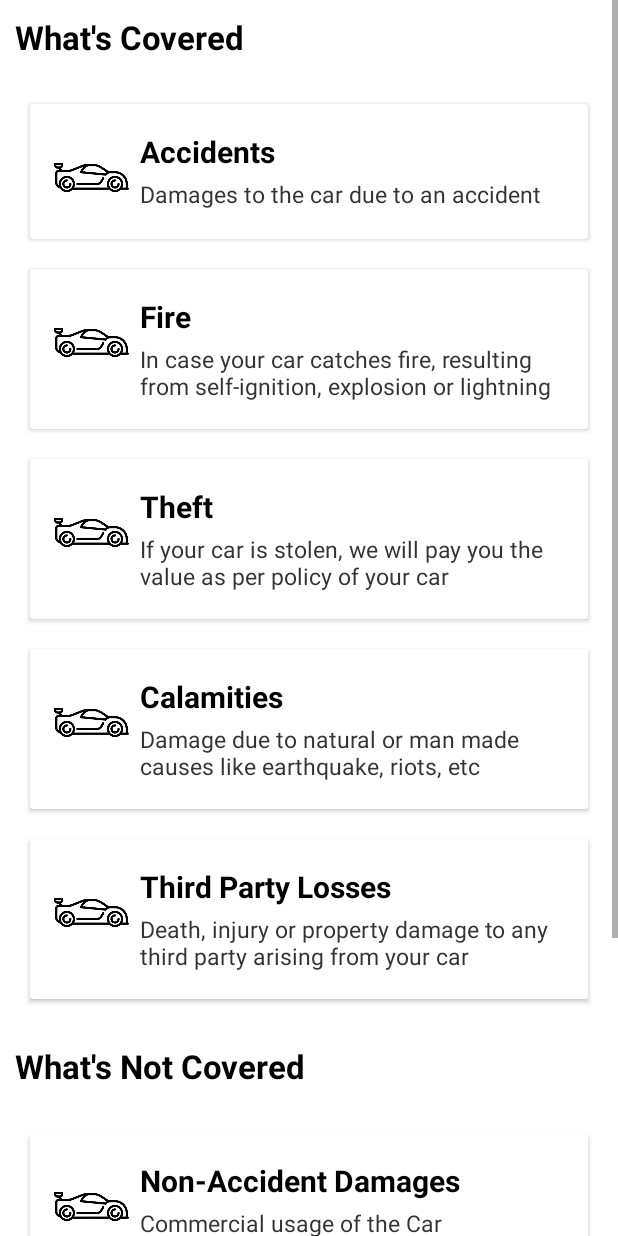
After one commit to ShreyasBhagwat/Insurance-App, an Android app: the BuyPolicyActivity screen opened directly, with no data from a screen before it, on a phone screen of 412 x 824 dp. The commit adds this screen. Run offline under Robolectric (Android 15) with nearby library versions, the phone set to English and light mode, and no system bars; 1 statement that could not run was skipped.

Commit message:
Buy feature added

```diff
--- /dev/null
+++ b/app/src/main/java/com/example/insurance_app/BuyPolicyActivity.kt
@@ -0,0 +1,32 @@
+package com.example.insurance_app
+
+import android.content.Intent
+import android.os.Bundle
+import android.widget.Button
+import android.widget.TextView
+import android.widget.Toast
+import androidx.appcompat.app.AppCompatActivity
+
+class BuyPolicyActivity : AppCompatActivity() {
+    override fun onCreate(savedInstanceState: Bundle?) {
+        super.onCreate(savedInstanceState)
+        setContentView(R.layout.activity_buy_policy)
+        var cutPrice:TextView=findViewById(R.id.cutPrice)
+        val offerPrice:TextView=findViewById(R.id.actualPrice)
+        val buyButton:Button=findViewById(R.id.Buy)
+
+
+        var i:Intent=intent
+        var str = i.getStringExtra("ActualPrice")
+        str= str?.subSequence(1,str.length).toString()
+        var number: Int = str?.toInt() ?: 0
+        number = (number+ number.times(0.4)).toInt()
+        cutPrice.text=number.toString()
+        offerPrice.text=str
+
+        buyButton.setOnClickListener{
+            Toast.makeText(this, "Thank you for choosing this policy", Toast.LENGTH_LONG).show()
+            startActivity(Intent(this,UserDashboardActivity::class.java).addFlags(Intent.FLAG_ACTIVITY_CLEAR_TOP))
+        }
+    }
+}
--- a/app/src/main/java/com/example/insurance_app/PolicyList.kt
+++ b/app/src/main/java/com/example/insurance_app/PolicyList.kt
@@ -18,13 +18,10 @@ import com.example.insurance_app.data.viewmodel.InsuranceViewModel
 import com.google.android.material.bottomsheet.BottomSheetDialog
 
 class PolicyList : AppCompatActivity() {
-    private lateinit var seeMore:Button
     lateinit var recyclerView: RecyclerView
 
     private lateinit var data:LiveData<List<Policy>>
     var PolicyList1:List<Policy> = mutableListOf<Policy>()
-
-
 
     override fun onCreate(savedInstanceState: Bundle?) {
         super.onCreate(savedInstanceState)
@@ -34,41 +31,16 @@ class PolicyList : AppCompatActivity() {
 
         recyclerView.layoutManager=LinearLayoutManager(this)
 
-/*
-UserDA= UserDashboardActivity()
-vm =
-UserDA.vm
-dataList= UserDA.passInstance()
-viewModel.usersList
-*/
-
         data = ViewModelProvider(this)[InsuranceViewModel::class.java].getAllPolicies()
-
-
 
         data.observe(this, Observer {
             PolicyList1= it
             Log.d("Data3",PolicyList1.toString())
             val adapter=ViewAdapter(PolicyList1)
             recyclerView.adapter=adapter
-
-
         })
 
         Log.d("User Datalist-1",PolicyList1.toString())
 
-
-
-
-
-
-       seeMore=findViewById(R.id.seeMore)
-       seeMore.setOnClickListener{
-           val view = layoutInflater.inflate(R.layout.detail_policy_drawer, null)
-           val dialog = BottomSheetDialog(this)
-           dialog.setCancelable(true)
-           dialog.setContentView(view)
-           dialog.show()
-       }
     }
 }
--- a/app/src/main/java/com/example/insurance_app/ViewModels/ViewAdapter.kt
+++ b/app/src/main/java/com/example/insurance_app/ViewModels/ViewAdapter.kt
@@ -1,20 +1,30 @@
 package com.example.insurance_app.ViewModels
 
 
+import android.app.Activity
+import android.content.Context
+import android.content.Intent
+import android.content.SharedPreferences
 import android.util.Log
 import android.view.LayoutInflater
 import android.view.View
 import android.view.ViewGroup
+import android.widget.Button
 import android.widget.TextView
+import androidx.appcompat.app.AppCompatActivity
 import androidx.recyclerview.widget.RecyclerView
+import com.example.insurance_app.BuyPolicyActivity
+import com.example.insurance_app.PolicyList
 import com.example.insurance_app.R
 import com.example.insurance_app.data.entity.Policy
-
-
+import com.google.android.material.bottomsheet.BottomSheetDialog
+import kotlin.math.roundToInt
 
 
 class ViewAdapter(var data:List<Policy>): RecyclerView.Adapter<ViewAdapter.ViewHolder>() {
 
+    lateinit var sharedPreferences: SharedPreferences
+    lateinit var sharedPreferencesEditor: SharedPreferences.Editor
     class ViewHolder (view:View):RecyclerView.ViewHolder(view){
 
 
@@ -44,9 +54,21 @@ class ViewAdapter(var data:List<Policy>): RecyclerView.Adapter<ViewAdapter.ViewH
         val dataList = data[position]
         Log.d("DataList",dataList.toString())
         holder.policyName.text=dataList.policyProvider
-        holder.policyValidity.text=dataList.policyValidity.toString()
+        holder.policyValidity.text=dataList.policyValidity.toString()+" Months"
         holder.policyType.text=dataList.policyType
-        holder.policyPrice.text=dataList.price.toString()
+        holder.policyPrice.text="₹"+dataList.price.roundToInt().toString()
+        holder.itemView.findViewById<Button>(R.id.priceButton).setOnClickListener {
+            val context = it.context
+            var intent = Intent(it.context, BuyPolicyActivity::class.java)
+            intent.putExtra("ActualPrice",holder.policyPrice.text)
+            intent.putExtra("PolicyPosition",position)
+            sharedPreferences=context.getSharedPreferences("PolicyBuy",
+                AppCompatActivity.MODE_PRIVATE
+            )
+            sharedPreferencesEditor=sharedPreferences.edit()
+
+            it.context.startActivity(intent)
+        }
 
     }
     override fun getItemCount() = data.size
--- /dev/null
+++ b/app/src/main/res/layout/activity_buy_policy.xml
@@ -0,0 +1,406 @@
+<?xml version="1.0" encoding="utf-8"?>
+<ScrollView
+    xmlns:android="http://schemas.android.com/apk/res/android"
+    android:layout_width="match_parent"
+    android:layout_height="match_parent">
+    <LinearLayout
+        android:layout_width="match_parent"
+        android:layout_height="match_parent"
+        android:orientation="vertical"
+        android:scrollbars="vertical">
+        <TextView
+            android:layout_width="match_parent"
+            android:layout_height="wrap_content"
+            android:text="What's Covered"
+            android:layout_margin="10dp"
+            android:textSize="22dp"
+            android:textColor="@color/black"
+            android:textStyle="bold"/>
+
+        <LinearLayout
+            android:layout_width="wrap_content"
+            android:layout_height="wrap_content"
+            android:padding="10dp"
+            android:orientation="vertical">
+            <androidx.cardview.widget.CardView
+                android:layout_width="match_parent"
+                android:layout_height="wrap_content"
+                android:elevation="8dp"
+                android:layout_margin="10dp">
+
+                <LinearLayout
+                    android:layout_width="match_parent"
+                    android:layout_height="wrap_content"
+                    android:orientation="horizontal"
+                    android:padding="16dp">
+
+                    <ImageView
+                        android:layout_width="50dp"
+                        android:layout_height="50dp"
+                        android:src="@drawable/carimage"
+                        android:scaleType="centerCrop"
+                        android:layout_marginTop="8dp"/>
+                    <LinearLayout
+                        android:layout_width="wrap_content"
+                        android:layout_height="wrap_content"
+                        android:orientation="vertical">
+                        <TextView
+                            android:layout_width="match_parent"
+                            android:layout_height="wrap_content"
+                            android:text="Accidents"
+                            android:layout_margin="2dp"
+                            android:paddingLeft="5dp"
+                            android:textSize="20sp"
+                            android:textStyle="bold"
+                            android:textColor="#000000"/>
+
+                        <TextView
+                            android:layout_width="match_parent"
+                            android:layout_height="wrap_content"
+                            android:text="Damages to the car due to an accident"
+                            android:textSize="15sp"
+                            android:textColor="#333333"
+                            android:layout_margin="2dp"
+                            android:paddingLeft="5dp"/>
+                    </LinearLayout>
+
+                </LinearLayout>
+
+            </androidx.cardview.widget.CardView>
+
+            <androidx.cardview.widget.CardView
+                android:layout_width="match_parent"
+                android:layout_height="wrap_content"
+                android:elevation="8dp"
+                android:layout_margin="10dp">
+
+                <LinearLayout
+                    android:layout_width="match_parent"
+                    android:layout_height="wrap_content"
+                    android:orientation="horizontal"
+                    android:padding="16dp">
+
+                    <ImageView
+                        android:layout_width="50dp"
+                        android:layout_height="50dp"
+                        android:src="@drawable/carimage"
+                        android:scaleType="centerCrop"
+                        android:layout_marginTop="8dp"/>
+                    <LinearLayout
+                        android:layout_width="wrap_content"
+                        android:layout_height="wrap_content"
+                        android:orientation="vertical">
+                        <TextView
+                            android:layout_width="match_parent"
+                            android:layout_height="wrap_content"
+                            android:text="Fire"
+                            android:layout_margin="2dp"
+                            android:paddingLeft="5dp"
+                            android:textSize="20sp"
+                            android:textStyle="bold"
+                            android:textColor="#000000"/>
+
+                        <TextView
+                            android:layout_width="match_parent"
+                            android:layout_height="wrap_content"
+                            android:text="In case your car catches fire, resulting from self-ignition, explosion or lightning"
+                            android:textSize="15sp"
+                            android:textColor="#333333"
+                            android:layout_margin="2dp"
+                            android:paddingLeft="5dp"/>
+                    </LinearLayout>
+
+                </LinearLayout>
+
+            </androidx.cardview.widget.CardView>
+
+            <androidx.cardview.widget.CardView
+                android:layout_width="match_parent"
+                android:layout_height="wrap_content"
+                android:elevation="8dp"
+                android:layout_margin="10dp">
+
+                <LinearLayout
+                    android:layout_width="match_parent"
+                    android:layout_height="wrap_content"
+                    android:orientation="horizontal"
+                    android:padding="16dp">
+
+                    <ImageView
+                        android:layout_width="50dp"
+                        android:layout_height="50dp"
+                        android:src="@drawable/carimage"
+                        android:scaleType="centerCrop"
+                        android:layout_marginTop="8dp"/>
+                    <LinearLayout
+                        android:layout_width="wrap_content"
+                        android:layout_height="wrap_content"
+                        android:orientation="vertical">
+                        <TextView
+                            android:layout_width="match_parent"
+                            android:layout_height="wrap_content"
+                            android:text="Theft"
+                            android:layout_margin="2dp"
+                            android:paddingLeft="5dp"
+                            android:textSize="20sp"
+                            android:textStyle="bold"
+                            android:textColor="#000000"/>
+
+                        <TextView
+                            android:layout_width="match_parent"
+                            android:layout_height="wrap_content"
+                            android:text="If your car is stolen, we will pay you the value as per policy of your car"
+                            android:textSize="15sp"
+                            android:textColor="#333333"
+                            android:layout_margin="2dp"
+                            android:paddingLeft="5dp"/>
+                    </LinearLayout>
+
+                </LinearLayout>
+
+            </androidx.cardview.widget.CardView>
+
+            <androidx.cardview.widget.CardView
+                android:layout_width="match_parent"
+                android:layout_height="wrap_content"
+                android:elevation="8dp"
+                android:layout_margin="10dp">
+
+                <LinearLayout
+                    android:layout_width="match_parent"
+                    android:layout_height="wrap_content"
+                    android:orientation="horizontal"
+                    android:padding="16dp">
+
+                    <ImageView
+                        android:layout_width="50dp"
+                        android:layout_height="50dp"
+                        android:src="@drawable/carimage"
+                        android:scaleType="centerCrop"
+                        android:layout_marginTop="8dp"/>
+                    <LinearLayout
+                        android:layout_width="wrap_content"
+                        android:layout_height="wrap_content"
+                        android:orientation="vertical">
+                        <TextView
+                            android:layout_width="match_parent"
+                            android:layout_height="wrap_content"
+                            android:text="Calamities"
+                            android:layout_margin="2dp"
+                            android:paddingLeft="5dp"
+                            android:textSize="20sp"
+                            android:textStyle="bold"
+                            android:textColor="#000000"/>
+
+                        <TextView
+                            android:layout_width="match_parent"
+                            android:layout_height="wrap_content"
+                            android:text="Damage due to natural or man made causes like earthquake, riots, etc"
+                            android:textSize="15sp"
+                            android:textColor="#333333"
+                            android:layout_margin="2dp"
+                            android:paddingLeft="5dp"/>
+                    </LinearLayout>
+
+                </LinearLayout>
+
+            </androidx.cardview.widget.CardView>
+
+            <androidx.cardview.widget.CardView
+                android:layout_width="match_parent"
+                android:layout_height="wrap_content"
+                android:elevation="8dp"
+                android:layout_margin="10dp">
+
+                <LinearLayout
+                    android:layout_width="match_parent"
+                    android:layout_height="wrap_content"
+                    android:orientation="horizontal"
+                    android:padding="16dp">
+
+                    <ImageView
+                        android:layout_width="50dp"
+                        android:layout_height="50dp"
+                        android:src="@drawable/carimage"
+                        android:scaleType="centerCrop"
+                        android:layout_marginTop="8dp"/>
+                    <LinearLayout
+                        android:layout_width="wrap_content"
+                        android:layout_height="wrap_content"
+                        android:orientation="vertical">
+                        <TextView
+                            android:layout_width="match_parent"
+                            android:layout_height="wrap_content"
+                            android:text="Third Party Losses"
+                            android:layout_margin="2dp"
+                            android:paddingLeft="5dp"
+                            android:textSize="20sp"
+                            android:textStyle="bold"
+                            android:textColor="#000000"/>
+
+                        <TextView
+                            android:layout_width="match_parent"
+                            android:layout_height="wrap_content"
+                            android:text="Death, injury or property damage to any third party arising from your car"
+                            android:textSize="15sp"
+                            android:textColor="#333333"
+                            android:layout_margin="2dp"
+                            android:paddingLeft="5dp"/>
+                    </LinearLayout>
+
+                </LinearLayout>
+
+            </androidx.cardview.widget.CardView>
+        </LinearLayout>
+
+        <TextView
+            android:layout_width="match_parent"
+            android:layout_height="wrap_content"
+            android:text="What's Not Covered"
+            android:layout_margin="10dp"
+            android:textSize="22dp"
+            android:textColor="@color/black"
+            android:textStyle="bold"/>
+
+        <LinearLayout
+            android:layout_width="wrap_content"
+            android:layout_height="wrap_content"
+            android:padding="10dp"
+            android:orientation="vertical">
+            <androidx.cardview.widget.CardView
+                android:layout_width="match_parent"
+                android:layout_height="wrap_content"
+                android:elevation="8dp"
+                android:layout_margin="10dp">
+
+                <LinearLayout
+                    android:layout_width="match_parent"
+                    android:layout_height="wrap_content"
+                    android:orientation="horizontal"
+                    android:padding="16dp">
+
+                    <ImageView
+                        android:layout_width="50dp"
+                        android:layout_height="50dp"
+                        android:src="@drawable/carimage"
+                        android:scaleType="centerCrop"
+                        android:layout_marginTop="8dp"/>
+                    <LinearLayout
+                        android:layout_width="wrap_content"
+                        android:layout_height="wrap_content"
+                        android:orientation="vertical">
+                        <TextView
+                            android:layout_width="match_parent"
+                            android:layout_height="wrap_content"
+                            android:text="Non-Accident Damages"
+                            android:layout_margin="2dp"
+                            android:paddingLeft="5dp"
+                            android:textSize="20sp"
+                            android:textStyle="bold"
+                            android:textColor="#000000"/>
+
+                        <TextView
+                            android:layout_width="match_parent"
+                            android:layout_height="wrap_content"
+                            android:text="Commercial usage of the Car"
+                            android:textSize="15sp"
+                            android:textColor="#333333"
+                            android:layout_margin="2dp"
+                            android:paddingLeft="5dp"/>
+                    </LinearLayout>
+
+                </LinearLayout>
+
+            </androidx.cardview.widget.CardView>
+
+            <androidx.cardview.widget.CardView
+                android:layout_width="match_parent"
+                android:layout_height="wrap_content"
+                android:elevation="8dp"
+                android:layout_margin="10dp">
+
+                <LinearLayout
+                    android:layout_width="match_parent"
+                    android:layout_height="wrap_content"
+                    android:orientation="horizontal"
+                    android:padding="16dp">
+
+                    <ImageView
+                        android:layout_width="50dp"
+                        android:layout_height="50dp"
+                        android:src="@drawable/carimage"
+                        android:scaleType="centerCrop"
+                        android:layout_marginTop="8dp"/>
+                    <LinearLayout
+                        android:layout_width="wrap_content"
+                        android:layout_height="wrap_content"
+                        android:orientation="vertical">
+                        <TextView
+                            android:layout_width="match_parent"
+                            android:layout_height="wrap_content"
+                            android:text="Illegal Driving"
+                            android:layout_margin="2dp"
+                            android:paddingLeft="5dp"
+                            android:textSize="20sp"
+                            android:textStyle="bold"
+                            android:textColor="#000000"/>
+
+                        <TextView
+                            android:layout_width="match_parent"
+                            android:layout_height="wrap_content"
+                            android:text="Indirect damages or liability due to your car accident"
+                            android:textSize="15sp"
+                            android:textColor="#333333"
+                            android:layout_margin="2dp"
+                            android:paddingLeft="5dp"/>
+                    </LinearLayout>
+
+                </LinearLayout>
+
+            </androidx.cardview.widget.CardView>
+
+
+        </LinearLayout>
+
+        <RelativeLayout
+            android:layout_width="match_parent"
+            android:layout_height="wrap_content">
+
+            <TextView
+                android:id="@+id/cutPrice"
+                android:layout_width="wrap_content"
+                android:layout_height="wrap_content"
+                android:layout_marginStart="10dp"
+                android:layout_marginTop="10dp"
+                android:layout_marginRight="10dp"
+                android:background="@drawable/strike_through"
+                android:padding="2dp"
+                android:text="$100"
+                android:textColor="#000000"
+                android:textSize="25sp" />
+
+            <TextView
+                android:id="@+id/actualPrice"
+                android:layout_width="wrap_content"
+                android:layout_height="wrap_content"
+                android:text="$50"
+                android:textStyle="italic"
+                android:textSize="28sp"
+                android:textColor="#00b300"
+                android:layout_below="@+id/cutPrice"
+                android:layout_marginLeft="12dp"
+                android:padding="3dp"/>
+
+            <Button
+                android:id="@+id/Buy"
+                android:layout_width="wrap_content"
+                android:layout_height="wrap_content"
+                android:text="Buy"
+                android:layout_alignParentRight="true"
+                android:layout_marginEnd="30dp"
+                android:layout_centerVertical="true"/>
+
+        </RelativeLayout>
+
+    </LinearLayout>
+</ScrollView>
--- a/app/src/main/res/layout/activity_policy_list.xml
+++ b/app/src/main/res/layout/activity_policy_list.xml
@@ -6,11 +6,6 @@
     android:layout_height="match_parent"
     tools:context=".PolicyList"
     android:orientation="vertical">
-   <Button
-       android:id="@+id/seeMore"
-       android:layout_width="wrap_content"
-       android:layout_height="wrap_content"
-       android:text="Drawer"/>
    <androidx.recyclerview.widget.RecyclerView
        android:id="@+id/PolicyListRecyclerView"
        android:layout_width="match_parent"
--- a/build.gradle
+++ b/build.gradle
@@ -1,7 +1,7 @@
 // Top-level build file where you can add configuration options common to all sub-projects/modules.
 plugins {
-    id 'com.android.application' version '7.4.0' apply false
-    id 'com.android.library' version '7.4.0' apply false
+    id 'com.android.application' version '7.3.1' apply false
+    id 'com.android.library' version '7.3.1' apply false
     id "org.jetbrains.kotlin.kapt" version "1.8.0"
     id 'org.jetbrains.kotlin.android' version '1.8.0' apply false
 }
```
Also changed, not shown: app/src/main/AndroidManifest.xml (+8 -0 lines).
